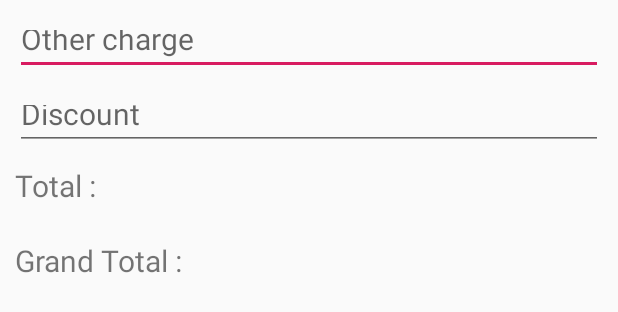
After one commit to masum43/RestaurantAppFinal2, an Android app: the layout account_layout.xml on its own in the app's theme, with its tools: preview values and no code run, on a phone screen of 412 x 824 dp. The commit adds this screen. Shown: the top 312 px of the screen. Run offline under Robolectric (Android 15) with nearby library versions, the phone set to English and light mode, and no system bars.

```diff
--- /dev/null
+++ b/app/src/main/res/layout/account_layout.xml
@@ -0,0 +1,61 @@
+<?xml version="1.0" encoding="utf-8"?>
+<LinearLayout
+    xmlns:android="http://schemas.android.com/apk/res/android"
+    android:layout_width="match_parent"
+    android:padding="10dp"
+    android:orientation="vertical"
+    android:layout_height="match_parent">
+
+    <EditText
+        android:layout_width="match_parent"
+        android:layout_height="40dp"
+        android:textSize="20sp"
+        android:hint="Other charge"
+        android:id="@+id/other_charge_id"
+        />
+    <EditText
+        android:layout_marginTop="10dp"
+        android:layout_width="match_parent"
+        android:layout_height="40dp"
+        android:textSize="20sp"
+        android:hint="Discount"
+        android:id="@+id/discount_id"
+        />
+    <LinearLayout
+        android:layout_width="match_parent"
+        android:layout_marginTop="10dp"
+        android:layout_height="wrap_content">
+        <TextView
+            android:layout_width="wrap_content"
+            android:layout_height="40dp"
+            android:textSize="20sp"
+            android:text="Total : "
+            />
+        <TextView
+            android:layout_width="wrap_content"
+            android:layout_height="40dp"
+            android:textSize="20sp"
+            android:id="@+id/total_id"
+            />
+    </LinearLayout>
+    <LinearLayout
+        android:layout_width="match_parent"
+        android:layout_marginTop="10dp"
+        android:layout_height="wrap_content">
+        <TextView
+            android:layout_width="wrap_content"
+            android:layout_height="40dp"
+            android:textSize="20sp"
+            android:text="Grand Total : "
+            />
+        <TextView
+            android:layout_width="wrap_content"
+            android:layout_height="40dp"
+            android:textSize="20sp"
+            android:id="@+id/grand_id"
+            />
+    </LinearLayout>
+
+
+
+</LinearLayout>
```
Also changed, not shown: app/src/main/java/com/example/restaurantappdemo2/Activity/Account_Class_Activity.java (added, +47 -0 lines), app/src/main/java/com/example/restaurantappdemo2/Activity/ServiceActivity.java (+22 -20 lines).
